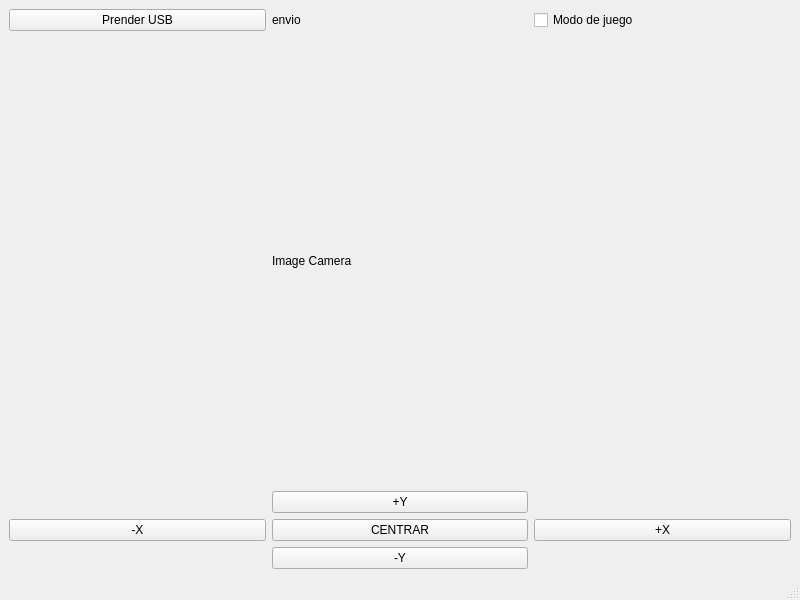
Above: Codigo_Laberinto_InterfazQT/interfaz_qt.ui from lokoi2c/PROF_II_Sis_embedidos before the change. Below: the same form after it.
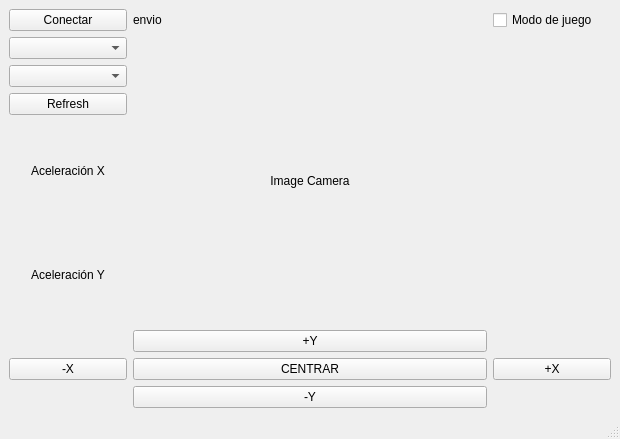
That is the form after the change. Icons and pictures are not drawn.

Commit message: Inclusión de Acelerómetro & Botones de interfaz

The edit to the form file:
```diff
--- a/Codigo_Laberinto_InterfazQT/interfaz_qt.ui
+++ b/Codigo_Laberinto_InterfazQT/interfaz_qt.ui
@@ -6,76 +6,75 @@
    <rect>
     <x>0</x>
     <y>0</y>
-    <width>800</width>
-    <height>600</height>
+    <width>620</width>
+    <height>439</height>
    </rect>
   </property>
   <property name="windowTitle">
    <string>MainWindow</string>
   </property>
   <widget class="QWidget" name="centralwidget">
-   <layout class="QGridLayout" name="gridLayout_2">
-    <item row="1" column="0">
-     <layout class="QGridLayout" name="gridLayout">
-      <item row="3" column="0">
+   <layout class="QHBoxLayout" name="horizontalLayout">
+    <item>
+     <layout class="QGridLayout" name="gridLayout" columnstretch="1,3,1">
+      <item row="0" column="1">
+       <widget class="QLabel" name="label">
+        <property name="layoutDirection">
+         <enum>Qt::LeftToRight</enum>
+        </property>
+        <property name="text">
+         <string>envio</string>
+        </property>
+       </widget>
+      </item>
+      <item row="5" column="0">
        <widget class="QPushButton" name="mex">
         <property name="text">
          <string>-X</string>
         </property>
        </widget>
       </item>
-      <item row="2" column="1">
+      <item row="1" column="0">
+       <layout class="QGridLayout" name="gridLayout_2">
+        <item row="0" column="0">
+         <widget class="QComboBox" name="portOptions"/>
+        </item>
+        <item row="1" column="0">
+         <widget class="QComboBox" name="baudOptions"/>
+        </item>
+        <item row="2" column="0">
+         <widget class="QPushButton" name="refreshButton">
+          <property name="text">
+           <string>Refresh</string>
+          </property>
+          <property name="icon">
+           <iconset theme="search"/>
+          </property>
+         </widget>
+        </item>
+       </layout>
+      </item>
+      <item row="4" column="1">
        <widget class="QPushButton" name="may">
         <property name="text">
          <string>+Y</string>
         </property>
        </widget>
       </item>
-      <item row="3" column="2">
-       <widget class="QPushButton" name="max">
-        <property name="text">
-         <string>+X</string>
-        </property>
-       </widget>
-      </item>
-      <item row="3" column="1">
+      <item row="5" column="1">
        <widget class="QPushButton" name="centro">
         <property name="text">
          <string>CENTRAR</string>
         </property>
        </widget>
       </item>
-      <item row="1" column="1">
-       <widget class="QLabel" name="label_2">
-        <property name="text">
-         <string>Image Camera</string>
-        </property>
-       </widget>
-      </item>
-      <item row="4" column="1">
+      <item row="6" column="1">
        <widget class="QPushButton" name="mey">
         <property name="text">
          <string>-Y</string>
         </property>
        </widget>
       </item>
-      <item row="0" column="1">
-       <widget class="QLabel" name="label">
-        <property name="layoutDirection">
-         <enum>Qt::LeftToRight</enum>
-        </property>
-        <property name="text">
-         <string>envio</string>
-        </property>
-       </widget>
-      </item>
-      <item row="0" column="0">
-       <widget class="QPushButton" name="ADusb">
-        <property name="text">
-         <string>Prender USB</string>
-        </property>
-       </widget>
-      </item>
       <item row="0" column="2">
        <widget class="QCheckBox" name="modo">
         <property name="text">
@@ -83,6 +82,53 @@
         </property>
        </widget>
       </item>
+      <item row="0" column="0">
+       <widget class="QPushButton" name="connectButton">
+        <property name="text">
+         <string>Conectar</string>
+        </property>
+        <property name="icon">
+         <iconset theme="document-open"/>
+        </property>
+       </widget>
+      </item>
+      <item row="5" column="2">
+       <widget class="QPushButton" name="max">
+        <property name="text">
+         <string>+X</string>
+        </property>
+       </widget>
+      </item>
+      <item row="1" column="1" rowspan="3">
+       <widget class="QLabel" name="label_2">
+        <property name="text">
+         <string>Image Camera</string>
+        </property>
+        <property name="alignment">
+         <set>Qt::AlignCenter</set>
+        </property>
+       </widget>
+      </item>
+      <item row="2" column="0">
+       <widget class="QLabel" name="accelX">
+        <property name="text">
+         <string>Aceleración X</string>
+        </property>
+        <property name="alignment">
+         <set>Qt::AlignCenter</set>
+        </property>
+       </widget>
+      </item>
+      <item row="3" column="0">
+       <widget class="QLabel" name="accelY">
+        <property name="text">
+         <string>Aceleración Y</string>
+        </property>
+        <property name="alignment">
+         <set>Qt::AlignCenter</set>
+        </property>
+       </widget>
+      </item>
      </layout>
     </item>
    </layout>
```
Left out of the diff: 5 changed lines with no effect on the pictures. The commit also changes 1 other file.
